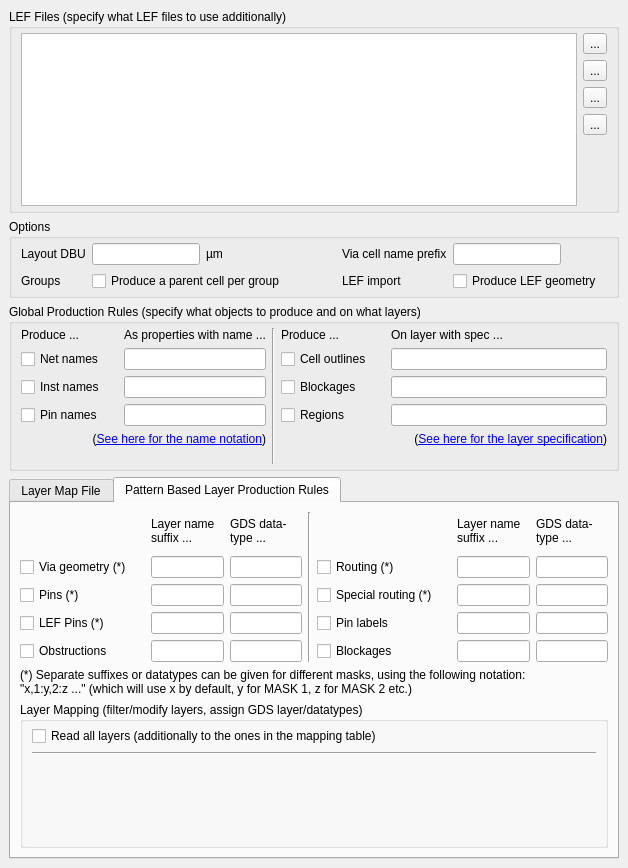
First picture: the form in src/plugins/streamers/lefdef/lay_plugin/LEFDEFTechnologyComponentEditor.ui, repository KLayout/klayout, before the edit.
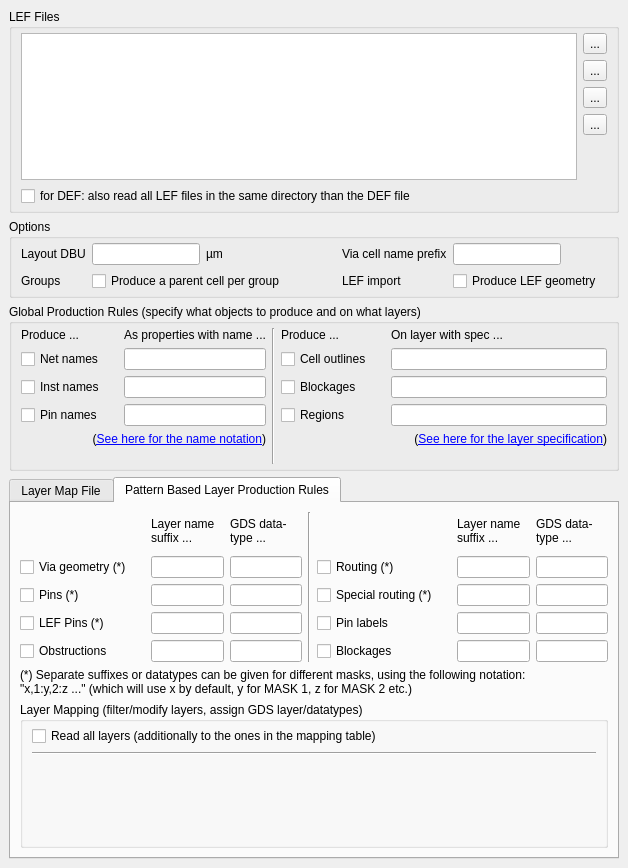
Second picture: the form after the edit. Icons and pictures are not drawn. Custom widgets are drawn as their Qt base class.

The edit to the form file:
```diff
--- a/src/plugins/streamers/lefdef/lay_plugin/LEFDEFTechnologyComponentEditor.ui
+++ b/src/plugins/streamers/lefdef/lay_plugin/LEFDEFTechnologyComponentEditor.ui
@@ -41,7 +41,7 @@
       </size>
      </property>
      <property name="title">
-      <string>LEF Files (specify what LEF files to use additionally)</string>
+      <string>LEF Files</string>
      </property>
      <property name="flat">
       <bool>true</bool>
@@ -189,6 +189,13 @@
         </layout>
        </widget>
       </item>
+      <item>
+       <widget class="QCheckBox" name="read_lef_with_def">
+        <property name="text">
+         <string>for DEF: also read all LEF files in the same directory than the DEF file</string>
+        </property>
+       </widget>
+      </item>
      </layout>
     </widget>
    </item>
```
